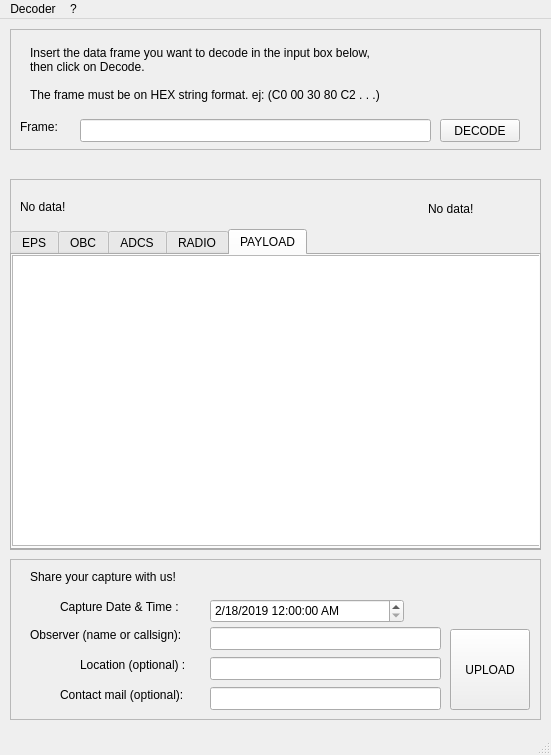
Above: gui.ui from miligon/aztechsat-decoder-python before the change. Below: the same form after it.
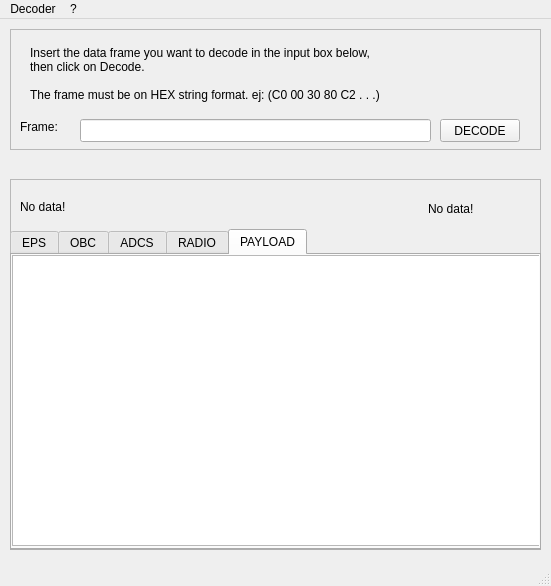
That is the form after the change.

The edit to the form file:
```diff
--- a/gui.ui
+++ b/gui.ui
@@ -7,7 +7,7 @@
     <x>0</x>
     <y>0</y>
     <width>551</width>
-    <height>755</height>
+    <height>586</height>
    </rect>
   </property>
   <property name="windowTitle">
@@ -209,153 +209,6 @@
      </property>
     </widget>
    </widget>
-   <widget class="QFrame" name="frmMetadata">
-    <property name="geometry">
-     <rect>
-      <x>10</x>
-      <y>540</y>
-      <width>531</width>
-      <height>161</height>
-     </rect>
-    </property>
-    <property name="frameShape">
-     <enum>QFrame::StyledPanel</enum>
-    </property>
-    <property name="frameShadow">
-     <enum>QFrame::Raised</enum>
-    </property>
-    <widget class="QLabel" name="lblName">
-     <property name="geometry">
-      <rect>
-       <x>20</x>
-       <y>68</y>
-       <width>181</width>
-       <height>16</height>
-      </rect>
-     </property>
-     <property name="text">
-      <string>Observer (name or callsign):</string>
-     </property>
-    </widget>
-    <widget class="QLineEdit" name="txtObserver">
-     <property name="geometry">
-      <rect>
-       <x>200</x>
-       <y>68</y>
-       <width>231</width>
-       <height>23</height>
-      </rect>
-     </property>
-    </widget>
-    <widget class="QPushButton" name="btnSend">
-     <property name="geometry">
-      <rect>
-       <x>440</x>
-       <y>70</y>
-       <width>80</width>
-       <height>81</height>
-      </rect>
-     </property>
-     <property name="text">
-      <string>UPLOAD</string>
-     </property>
-    </widget>
-    <widget class="QLabel" name="label_4">
-     <property name="geometry">
-      <rect>
-       <x>20</x>
-       <y>10</y>
-       <width>461</width>
-       <height>16</height>
-      </rect>
-     </property>
-     <property name="text">
-      <string>Share your capture with us!</string>
-     </property>
-    </widget>
-    <widget class="QLineEdit" name="txtLocation">
-     <property name="geometry">
-      <rect>
-       <x>200</x>
-       <y>98</y>
-       <width>231</width>
-       <height>23</height>
-      </rect>
-     </property>
-    </widget>
-    <widget class="QLabel" name="lblName_2">
-     <property name="geometry">
-      <rect>
-       <x>70</x>
-       <y>98</y>
-       <width>131</width>
-       <height>16</height>
-      </rect>
-     </property>
-     <property name="text">
-      <string>Location (optional) :</string>
-     </property>
-    </widget>
-    <widget class="QLineEdit" name="txtContactMail">
-     <property name="geometry">
-      <rect>
-       <x>200</x>
-       <y>128</y>
-       <width>231</width>
-       <height>23</height>
-      </rect>
-     </property>
-    </widget>
-    <widget class="QLabel" name="lblName_3">
-     <property name="geometry">
-      <rect>
-       <x>50</x>
-       <y>128</y>
-       <width>151</width>
-       <height>16</height>
-      </rect>
-     </property>
-     <property name="text">
-      <string>Contact mail (optional):</string>
-     </property>
-    </widget>
-    <widget class="QDateTimeEdit" name="txtDateTime">
-     <property name="geometry">
-      <rect>
-       <x>200</x>
-       <y>40</y>
-       <width>194</width>
-       <height>24</height>
-      </rect>
-     </property>
-     <property name="minimumDate">
-      <date>
-       <year>2019</year>
-       <month>2</month>
-       <day>18</day>
-      </date>
-     </property>
-     <property name="displayFormat">
-      <string>M/d/yyyy h:mm:ss AP</string>
-     </property>
-     <property name="timeSpec">
-      <enum>Qt::LocalTime</enum>
-     </property>
-    </widget>
-    <widget class="QLabel" name="lblName_4">
-     <property name="geometry">
-      <rect>
-       <x>50</x>
-       <y>40</y>
-       <width>141</width>
-       <height>16</height>
-      </rect>
-     </property>
-     <property name="text">
-      <string>Capture Date &amp; Time :</string>
-     </property>
-    </widget>
-   </widget>
   </widget>
   <widget class="QMenuBar" name="menubar">
    <property name="geometry">
```
